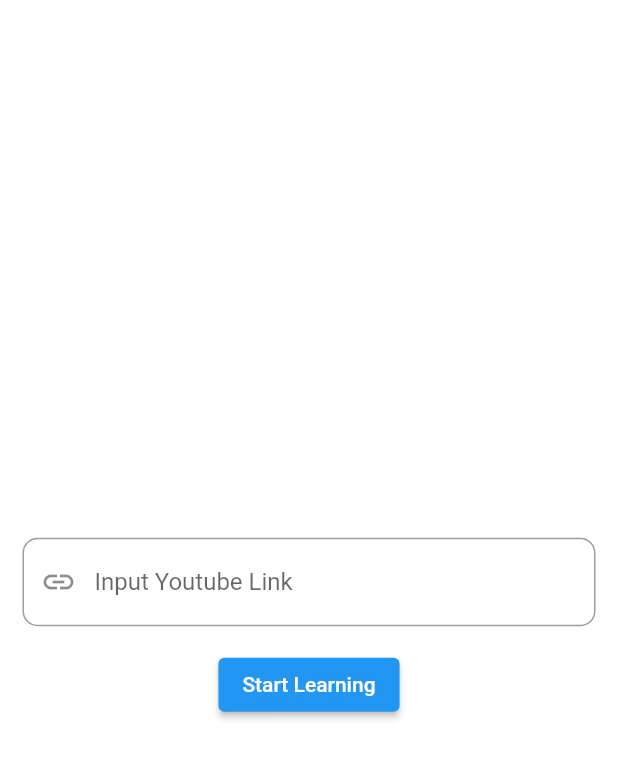
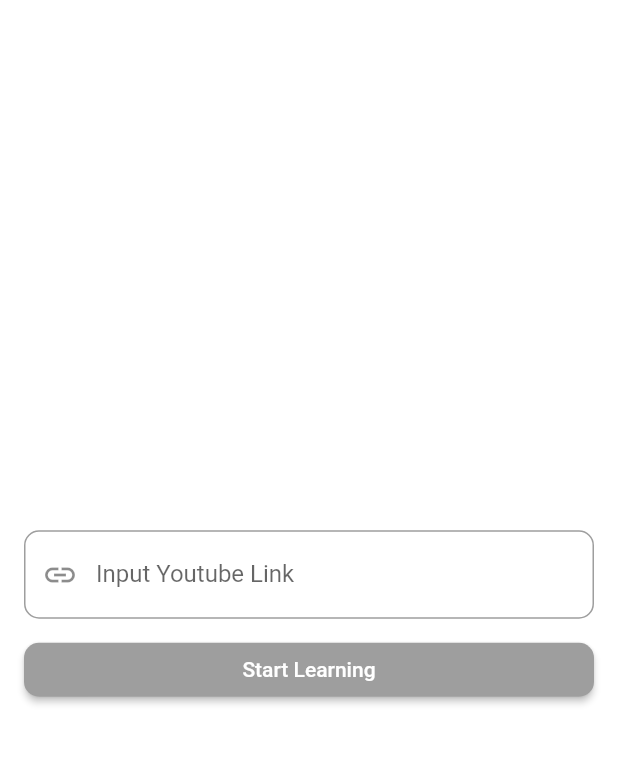
Before and after one commit to codingbongbongz/Frontend, a Flutter app: the LinkScreen widget shown alone on an empty page, opened directly, on a phone screen of 412 x 824 dp. Shown: the top 759 px of the screen. Run offline on Flutter 3.47's test engine with Material 2 defaults, Android fonts, the phone set to English and light mode, and no system bars; our stand-ins replace audioplayers, dio, flutter_secure_storage, google_sign_in, image_picker, multi_select_flutter and 5 more; missing offline and left inert: record, youtube; accounts and stored records are empty; network calls fail.

Commit message:
[refactor] 링크 스크린 디자인 수정

```diff
--- a/lib/screen/home_screen.dart
+++ b/lib/screen/home_screen.dart
@@ -343,6 +343,7 @@ class _HomeScreenState extends State<HomeScreen> {
                                         overflow: TextOverflow.ellipsis,
                                         style: TextStyle(
                                           fontSize: 16,
+                                          fontWeight: FontWeight.bold,
                                         ),
                                       ),
                                     ),
--- a/lib/screen/link_screen.dart
+++ b/lib/screen/link_screen.dart
@@ -1,6 +1,7 @@
 import 'package:dio/dio.dart';
 import 'package:dio/io.dart';
 import 'package:flutter/material.dart';
+import 'package:k_learning/const/color.dart';
 // import 'package:flutter/services.dart';
 import 'package:k_learning/screen/learning_screen.dart';
 
@@ -17,6 +18,8 @@ class _LinkScreenState extends State<LinkScreen> {
   int videoID = 1;
   final _formKey = GlobalKey<FormState>();
   String _youtubeLink = '';
+  TextEditingController _textController = TextEditingController();
+  bool isTextEmpty = true;
 
   void uploadLink(context) async {
     var dio = await authDio(context);
@@ -50,11 +53,18 @@ class _LinkScreenState extends State<LinkScreen> {
   @override
   void initState() {
     super.initState();
+    _textController.addListener(_onTextChanged);
+  }
+
+  void _onTextChanged() {
+    setState(() {
+      isTextEmpty = _textController.text.isEmpty;
+    });
   }
 
   @override
   Widget build(BuildContext context) {
-    final linkController = TextEditingController();
+    // final linkController = TextEditingController();
 
     void onPressed() {
       final formKeyState = _formKey.currentState;
@@ -84,18 +94,23 @@ class _LinkScreenState extends State<LinkScreen> {
     void onSaved(String? value) {
       _youtubeLink = value!.substring(value.indexOf('=') + 1);
     }
+    // showModalBottomSheet(context: context, builder: (BuildContext context) {
 
-    return Column(
+    // });
+
+    return Padding(
+      padding: const EdgeInsets.all(16.0),
+      child: Column(
         mainAxisAlignment: MainAxisAlignment.center,
         children: [
-        Padding(
-          padding: const EdgeInsets.all(15.0),
-          child: Form(
+          Form(
             key: _formKey,
+            child: Container(
+              width: MediaQuery.of(context).size.width / 1,
               child: TextFormField(
                 validator: validator,
                 onSaved: onSaved,
-              controller: linkController,
+                controller: _textController,
                 decoration: const InputDecoration(
                   prefixIcon: Icon(Icons.link),
                   border: OutlineInputBorder(
@@ -111,11 +126,26 @@ class _LinkScreenState extends State<LinkScreen> {
               ),
             ),
           ),
-        ElevatedButton(
+          SizedBox(
+            height: 10,
+          ),
+          Container(
+            width: MediaQuery.of(context).size.width / 1,
+            child: ElevatedButton(
+              style: ElevatedButton.styleFrom(
+                // padding: EdgeInsets.symmetric(
+                //   horizontal: MediaQuery.of(context).size.width / 3,
+                // ),
+                backgroundColor: isTextEmpty ? Colors.grey : blueColor,
+                shape: RoundedRectangleBorder(
+                    borderRadius: BorderRadius.circular(10)),
+              ),
               onPressed: onPressed,
               child: const Text('Start Learning'),
             ),
+          ),
         ],
+      ),
     );
   }
 }
```
Also changed, not shown: lib/main.dart (+29 -1 lines). Lines whose indentation alone changed are shown as unchanged.
